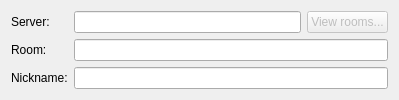
Old version of the form src/plugins/azoth/plugins/xoox/joingroupchatwidget.ui in the repository 0xd34df00d/leechcraft.
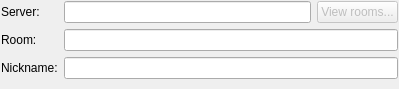
New version of the form.

Commit message: Azoth Xoox: fixed join widget.

Patch:
```diff
--- a/src/plugins/azoth/plugins/xoox/joingroupchatwidget.ui
+++ b/src/plugins/azoth/plugins/xoox/joingroupchatwidget.ui
@@ -14,6 +14,12 @@
    <string/>
   </property>
   <layout class="QFormLayout" name="formLayout">
+   <property name="fieldGrowthPolicy">
+    <enum>QFormLayout::AllNonFixedFieldsGrow</enum>
+   </property>
+   <property name="margin">
+    <number>1</number>
+   </property>
    <item row="0" column="0">
     <widget class="QLabel" name="label">
      <property name="text">
```
